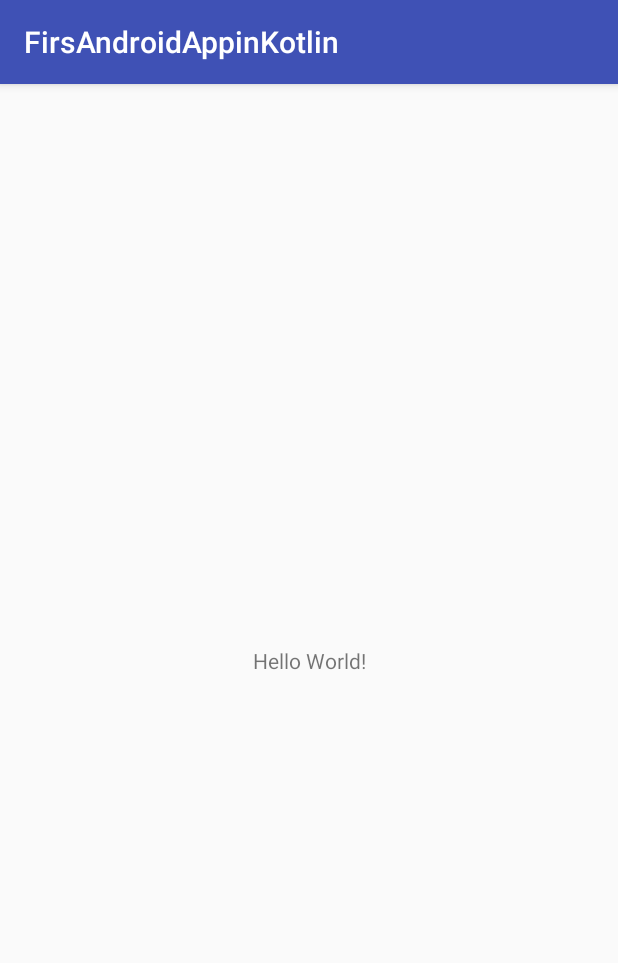
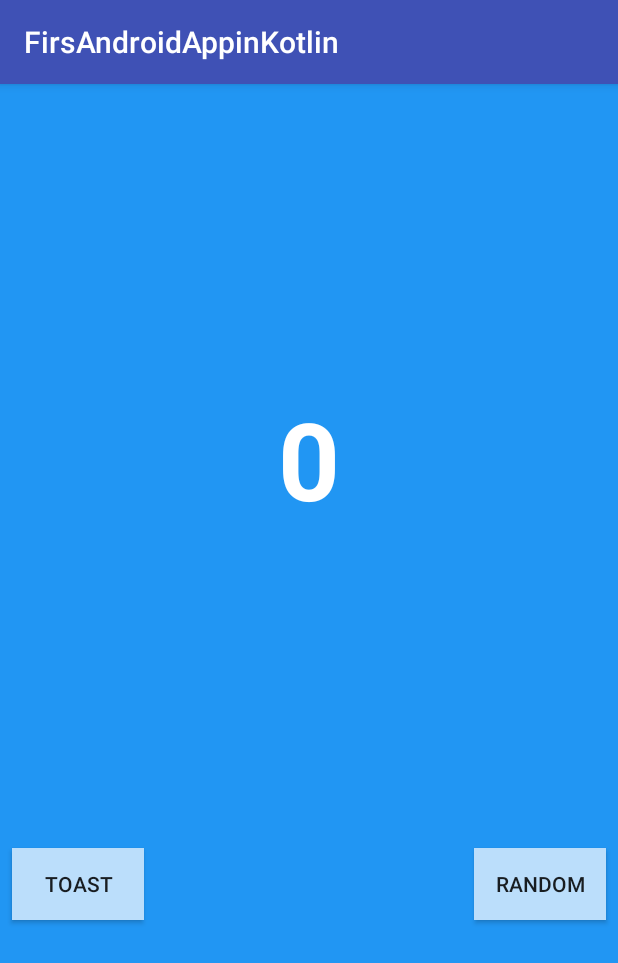
Before and after one commit to okanaydin/FirsAndroidAppinKotlin, an Android app: the screen it shows after launch (MainActivity), on a phone screen of 412 x 824 dp. Shown: the top 963 px of the screen. Run offline under Robolectric (Android 15) with nearby library versions, the phone set to English and light mode, and no system bars.

Commit message:
Toast message added

```diff
--- a/app/src/main/java/com/example/okanaydin/firsandroidappinkotlin/MainActivity.kt
+++ b/app/src/main/java/com/example/okanaydin/firsandroidappinkotlin/MainActivity.kt
@@ -1,12 +1,23 @@
 package com.example.okanaydin.firsandroidappinkotlin
 
+import android.os.Bundle
 import android.support.v7.app.AppCompatActivity
-import android.os.Bundle
+import android.view.View
+import android.widget.Toast
 
 class MainActivity : AppCompatActivity() {
 
     override fun onCreate(savedInstanceState: Bundle?) {
         super.onCreate(savedInstanceState)
         setContentView(R.layout.activity_main)
+
     }
+
+    fun toastMe(view: View){
+
+        val myToast = Toast.makeText(this, "Hello Toast !", Toast.LENGTH_SHORT)
+        myToast.show()
+
+    }
+
 }
--- a/app/src/main/res/layout/activity_main.xml
+++ b/app/src/main/res/layout/activity_main.xml
@@ -5,15 +5,73 @@
     xmlns:tools="http://schemas.android.com/tools"
     android:layout_width="match_parent"
     android:layout_height="match_parent"
+    android:background="@color/screenBackground"
     tools:context="com.example.okanaydin.firsandroidappinkotlin.MainActivity">
 
     <TextView
         android:layout_width="wrap_content"
         android:layout_height="wrap_content"
-        android:text="Hello World!"
+        android:fontFamily="sans-serif"
+        android:text="@string/hello_world_text"
+        android:textColor="@android:color/white"
+        android:textSize="72sp"
+        app:layout_constraintVertical_bias="0.3"
+        android:textStyle="bold"
         app:layout_constraintBottom_toBottomOf="parent"
         app:layout_constraintLeft_toLeftOf="parent"
         app:layout_constraintRight_toRightOf="parent"
-        app:layout_constraintTop_toTopOf="parent"/>
+        app:layout_constraintTop_toTopOf="parent"
+        android:id="@+id/textView"/>
+
+    <Button
+        android:id="@+id/toast_button"
+        android:layout_width="wrap_content"
+        android:layout_height="wrap_content"
+        android:layout_marginLeft="8dp"
+        app:layout_constraintLeft_toLeftOf="parent"
+        app:layout_constraintBottom_toBottomOf="parent"
+        android:layout_marginBottom="8dp"
+        android:layout_marginTop="8dp"
+        app:layout_constraintTop_toBottomOf="@+id/textView"
+        android:background="@color/buttonBackground"
+        android:onClick="toastMe"
+        android:text="Toast"
+        tools:ignore="MissingConstraints"
+        tools:layout_editor_absoluteX="16dp"/>
+
+    <Button
+        android:id="@+id/count_button"
+        android:layout_width="wrap_content"
+        android:layout_height="wrap_content"
+        app:layout_constraintBottom_toBottomOf="parent"
+        android:layout_marginBottom="8dp"
+        android:layout_marginTop="8dp"
+        app:layout_constraintTop_toBottomOf="@+id/textView"
+        app:layout_constraintRight_toLeftOf="@+id/toast_button"
+        android:layout_marginRight="8dp"
+        app:layout_constraintLeft_toRightOf="@+id/random_button"
+        android:layout_marginLeft="8dp"
+        android:background="@color/buttonBackground"
+        android:onClick="countMe"
+        android:text="Count"
+        tools:ignore="MissingConstraints"
+        tools:layout_editor_absoluteX="136dp"/>
+
+    <Button
+        android:id="@+id/random_button"
+        android:layout_width="wrap_content"
+        android:layout_height="wrap_content"
+        android:text="Random"
+        android:onClick="randomMe"
+        android:layout_marginRight="8dp"
+        app:layout_constraintRight_toRightOf="parent"
+        app:layout_constraintBottom_toBottomOf="parent"
+        android:layout_marginBottom="8dp"
+        android:layout_marginTop="8dp"
+        app:layout_constraintTop_toBottomOf="@+id/textView"
+        android:background="@color/buttonBackground"
+        tools:layout_editor_absoluteX="256dp"
+        tools:ignore="MissingConstraints,OnClick"/>
+
 
 </android.support.constraint.ConstraintLayout>
--- a/app/src/main/res/values/colors.xml
+++ b/app/src/main/res/values/colors.xml
@@ -3,4 +3,7 @@
     <color name="colorPrimary">#3F51B5</color>
     <color name="colorPrimaryDark">#303F9F</color>
     <color name="colorAccent">#FF4081</color>
+    <color name="screenBackground">#2196F3</color>
+    <color name="screenBackground2">#26C6DA</color>
+    <color name="buttonBackground">#BBDEFB</color>
 </resources>
--- a/app/src/main/res/values/strings.xml
+++ b/app/src/main/res/values/strings.xml
@@ -1,3 +1,4 @@
 <resources>
     <string name="app_name">FirsAndroidAppinKotlin</string>
+    <string name="hello_world_text">0</string>
 </resources>
```
